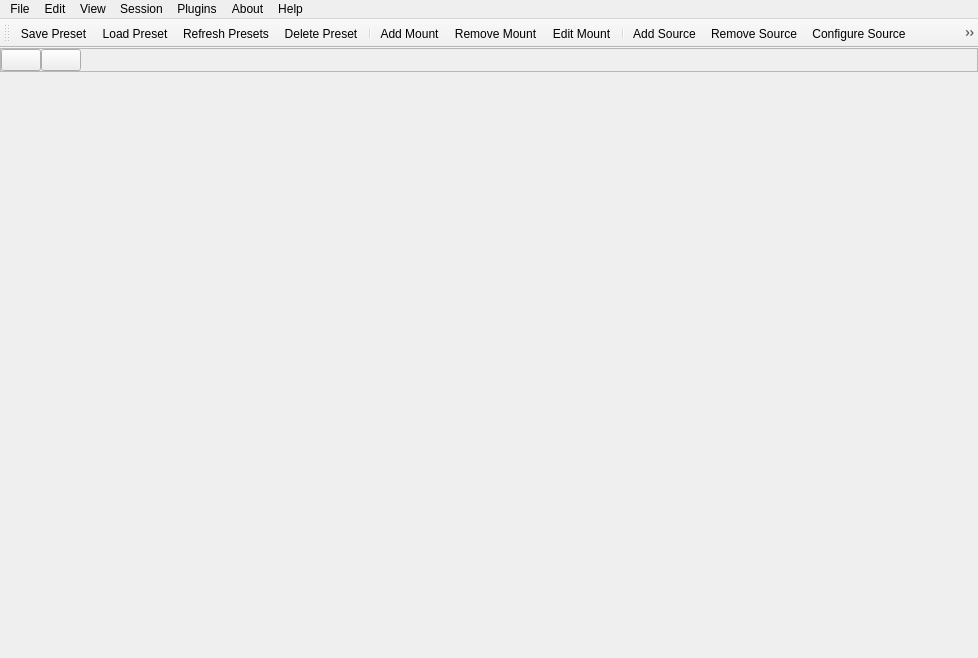
Before: the Qt Designer form src/app/windows/MainWindow/MainWindow.ui in m-riley04/ModularSensorSystem, drawn with Qt 5.
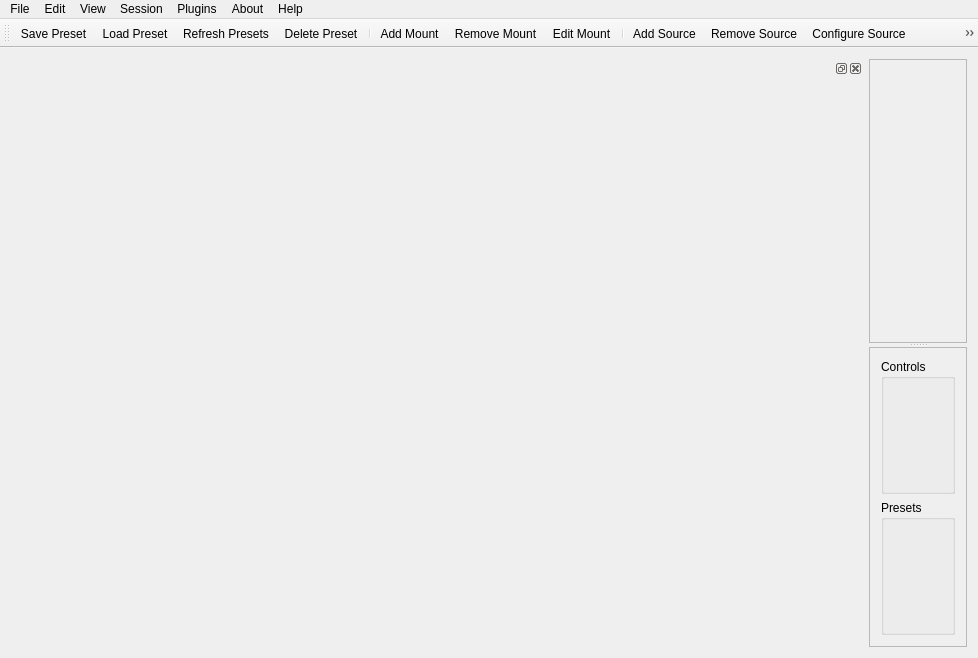
After: the same form once the commit is applied. Icons and pictures are not drawn. Custom widgets are drawn as their Qt base class.

Commit message: remove old page layout system and custom title bar (for now)

```diff
--- a/src/app/windows/MainWindow/MainWindow.ui
+++ b/src/app/windows/MainWindow/MainWindow.ui
@@ -278,6 +278,30 @@
   </property>
   <widget class="QWidget" name="centralWidget">
    <layout class="QGridLayout" name="gridLayout">
+    <item row="0" column="0">
+     <widget class="DockableElementsManagerWidget" name="dockWidget">
+      <widget class="QWidget" name="dockWidgetContents"/>
+     </widget>
+    </item>
+    <item row="0" column="1">
+     <widget class="QSplitter" name="splitter">
+      <property name="orientation">
+       <enum>Qt::Orientation::Vertical</enum>
+      </property>
+      <property name="opaqueResize">
+       <bool>false</bool>
+      </property>
+      <property name="childrenCollapsible">
+       <bool>false</bool>
+      </property>
+      <widget class="QFrame" name="frameViews">
+       <property name="frameShape">
+        <enum>QFrame::Shape::StyledPanel</enum>
+       </property>
+       <property name="frameShadow">
+        <enum>QFrame::Shadow::Raised</enum>
+       </property>
+       <layout class="QGridLayout" name="gridLayout_3">
     <property name="leftMargin">
      <number>0</number>
     </property>
@@ -293,13 +317,29 @@
     <property name="spacing">
      <number>0</number>
     </property>
-    <item row="1" column="0">
-     <widget class="QFrame" name="frameNav">
+        <item row="0" column="0">
+         <widget class="PreviewContainerWidget" name="devicePreviewWidget" native="true"/>
+        </item>
+       </layout>
+      </widget>
+      <widget class="QFrame" name="frameControls">
+       <property name="maximumSize">
+        <size>
+         <width>16777215</width>
+         <height>300</height>
+        </size>
+       </property>
       <property name="frameShape">
        <enum>QFrame::Shape::StyledPanel</enum>
       </property>
       <property name="frameShadow">
        <enum>QFrame::Shadow::Raised</enum>
+       </property>
+       <layout class="QVBoxLayout" name="verticalLayout">
+        <item>
+         <widget class="QGroupBox" name="groupControls">
+          <property name="title">
+           <string>Controls</string>
       </property>
       <layout class="QHBoxLayout" name="horizontalLayout">
        <property name="spacing">
@@ -318,52 +358,47 @@
         <number>0</number>
        </property>
        <item>
-        <widget class="QPushButton" name="buttonHome">
-         <property name="toolTip">
-          <string>Navigates to the home page</string>
-         </property>
-         <property name="text">
-          <string/>
-         </property>
-         <property name="icon">
-          <iconset theme="QIcon::ThemeIcon::GoHome"/>
-         </property>
-        </widget>
-       </item>
-       <item>
-        <widget class="QPushButton" name="buttonPlayback">
-         <property name="toolTip">
-          <string>Navigates to the playback page</string>
-         </property>
-         <property name="text">
-          <string/>
-         </property>
-         <property name="icon">
-          <iconset theme="QIcon::ThemeIcon::Computer"/>
-         </property>
-        </widget>
-       </item>
-       <item>
-        <spacer name="horizontalSpacer_2">
-         <property name="orientation">
-          <enum>Qt::Orientation::Horizontal</enum>
-         </property>
-         <property name="sizeHint" stdset="0">
-          <size>
-           <width>40</width>
-           <height>20</height>
-          </size>
-         </property>
-        </spacer>
+            <widget class="SessionControlsWidget" name="sessionControls" native="true"/>
        </item>
       </layout>
      </widget>
     </item>
-    <item row="2" column="0">
-     <widget class="QStackedWidget" name="pagesStack"/>
-    </item>
+        <item>
+         <widget class="QGroupBox" name="groupPresets">
+          <property name="title">
+           <string>Presets</string>
+          </property>
+          <property name="flat">
+           <bool>false</bool>
+          </property>
+          <property name="checkable">
+           <bool>false</bool>
+          </property>
+          <layout class="QGridLayout" name="gridLayout_4">
+           <property name="leftMargin">
+            <number>0</number>
+           </property>
+           <property name="topMargin">
+            <number>0</number>
+           </property>
+           <property name="rightMargin">
+            <number>0</number>
+           </property>
+           <property name="bottomMargin">
+            <number>0</number>
+           </property>
+           <property name="spacing">
+            <number>0</number>
+           </property>
     <item row="0" column="0">
-     <widget class="CustomTitleBar" name="titleBar" native="true"/>
+            <widget class="PresetsWidget" name="presetsWidget" native="true"/>
+           </item>
+          </layout>
+         </widget>
+        </item>
+       </layout>
+      </widget>
+     </widget>
     </item>
    </layout>
   </widget>
@@ -879,9 +914,27 @@
  <layoutdefault spacing="6" margin="11"/>
  <customwidgets>
   <customwidget>
-   <class>CustomTitleBar</class>
+   <class>PreviewContainerWidget</class>
    <extends>QWidget</extends>
-   <header>widgets/CustomTitleBar/customtitlebar.h</header>
+   <header>widgets/PreviewContainerWidget/previewcontainerwidget.h</header>
+   <container>1</container>
+  </customwidget>
+  <customwidget>
+   <class>PresetsWidget</class>
+   <extends>QWidget</extends>
+   <header>widgets/PresetsWidget/presetswidget.h</header>
+   <container>1</container>
+  </customwidget>
+  <customwidget>
+   <class>SessionControlsWidget</class>
+   <extends>QWidget</extends>
+   <header>widgets/SessionControlsWidget/sessioncontrolswidget.h</header>
+   <container>1</container>
+  </customwidget>
+  <customwidget>
+   <class>DockableElementsManagerWidget</class>
+   <extends>QDockWidget</extends>
+   <header>widgets/DockableElementsManagerWidget/dockableelementsmanagerwidget.h</header>
    <container>1</container>
   </customwidget>
  </customwidgets>
```
Lines whose indentation alone changed are shown as unchanged. The commit also changes 8 other files.
